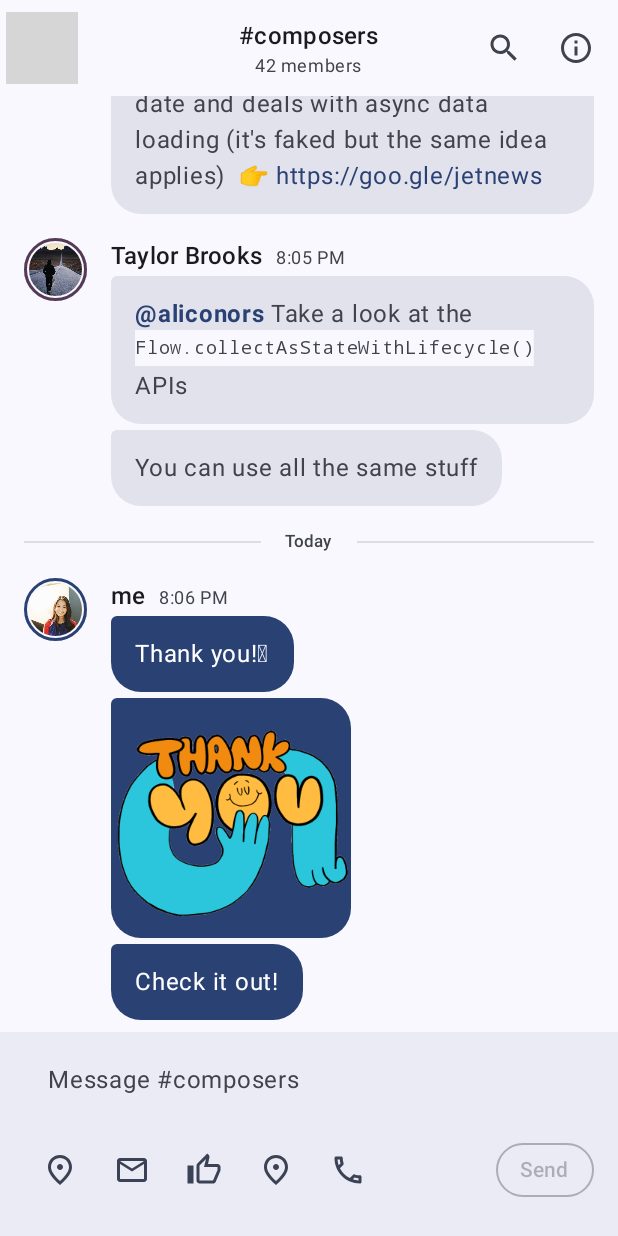
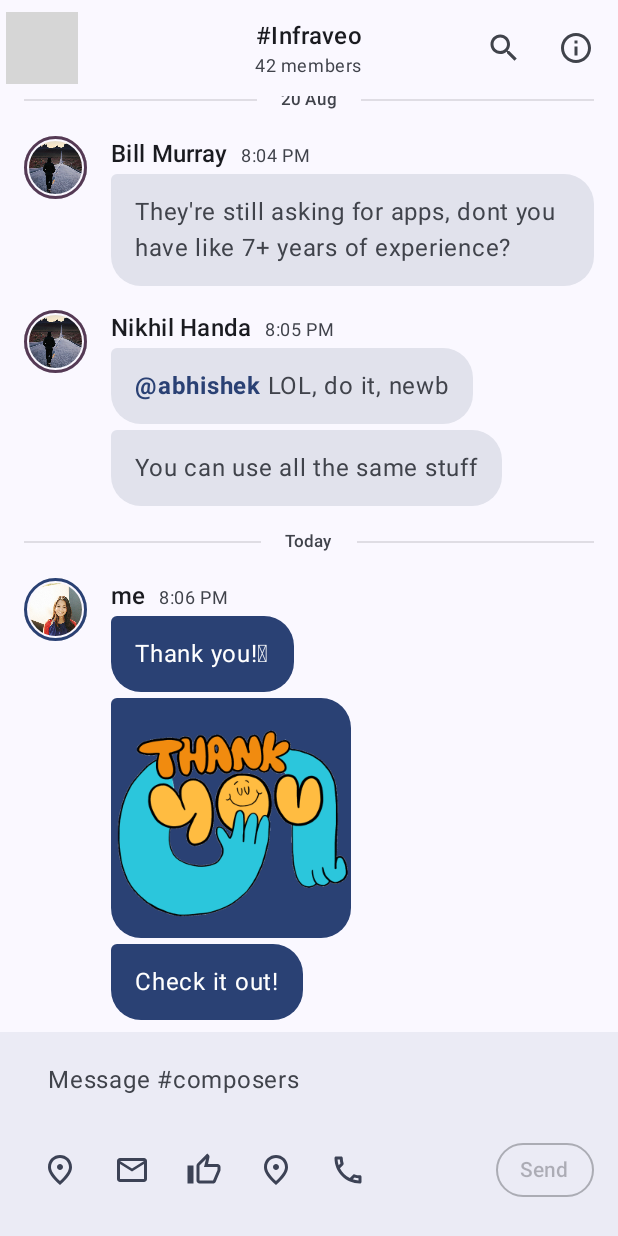
Before and after one commit to abhi472/Infraveo, an Android app built with Jetpack Compose: the fragment ChatFragment shown on its own in the app's theme, on a phone screen of 412 x 824 dp. Run offline under Robolectric (Android 15) with nearby library versions, the phone set to English and light mode, and no system bars; our stand-ins replace navigation-ui; 4 statements that could not run were skipped; grey boxes are pictures that could not be loaded.

Commit message:
initial commit

```diff
--- a/Infraveo/app/src/main/java/com/abhishek/infraveo/chat/UserInput.kt
+++ b/Infraveo/app/src/main/java/com/abhishek/infraveo/chat/UserInput.kt
@@ -212,9 +212,6 @@ private fun SelectorExpanded(
     Surface(tonalElevation = 8.dp) {
         when (currentSelector) {
             InputSelector.EMOJI -> EmojiSelector(onTextAdded, focusRequester)
-            InputSelector.PICTURE -> FunctionalityNotAvailablePanel()
-            InputSelector.MAP -> FunctionalityNotAvailablePanel()
-            InputSelector.PHONE -> FunctionalityNotAvailablePanel()
             else -> {
                 throw NotImplementedError()
             }
--- a/Infraveo/app/src/main/java/com/abhishek/infraveo/components/AppDrawer.kt
+++ b/Infraveo/app/src/main/java/com/abhishek/infraveo/components/AppDrawer.kt
@@ -51,7 +51,6 @@ fun AppDrawerContent(
         DividerItem()
         DrawerItemHeader("Chats")
         ChatItem("composers", true) { onChatClicked("composers") }
-        ChatItem("droidcon-nyc", false) { onChatClicked("droidcon-nyc") }
         DividerItem(modifier = Modifier.padding(horizontal = 28.dp))
         DrawerItemHeader("Recent Profiles")
 
@@ -66,7 +65,7 @@ private fun DrawerHeader() {
             modifier = Modifier.size(24.dp)
         )
         Image(
-            painter = painterResource(id = R.drawable.jetchat_logo),
+            painter = painterResource(id = R.drawable.chat_logo),
             contentDescription = null,
             modifier = Modifier.padding(start = 8.dp)
         )
@@ -111,7 +110,7 @@ private fun ChatItem(text: String, selected: Boolean, onChatClicked: () -> Unit)
             MaterialTheme.colorScheme.onSurfaceVariant
         }
         Icon(
-            painter = painterResource(id = R.drawable.ic_jetchat),
+            painter = painterResource(id = R.drawable.ic_chat),
             tint = iconTint,
             modifier = Modifier.padding(start = 16.dp, top = 16.dp, bottom = 16.dp),
             contentDescription = null
--- a/Infraveo/app/src/main/java/com/abhishek/infraveo/components/ChatIcon.kt
+++ b/Infraveo/app/src/main/java/com/abhishek/infraveo/components/ChatIcon.kt
@@ -27,12 +27,12 @@ fun JetchatIcon(
     }
     Box(modifier = modifier.then(semantics)) {
         Icon(
-            painter = painterResource(id = R.drawable.ic_jetchat_back),
+            painter = painterResource(id = R.drawable.ic_chat_back),
             contentDescription = null,
             tint = MaterialTheme.colorScheme.primaryContainer
         )
         Icon(
-            painter = painterResource(id = R.drawable.ic_jetchat_front),
+            painter = painterResource(id = R.drawable.ic_chat_front),
             contentDescription = null,
             tint = MaterialTheme.colorScheme.primary
         )
--- a/Infraveo/app/src/main/java/com/abhishek/infraveo/data/BoilerPlate.kt
+++ b/Infraveo/app/src/main/java/com/abhishek/infraveo/data/BoilerPlate.kt
@@ -23,35 +23,30 @@ private val initialMessages = listOf(
         R.drawable.sticker
     ),
     Message(
-        "Taylor Brooks",
+        "Nikhil Handa",
         "You can use all the same stuff",
         "8:05 PM"
     ),
     Message(
-        "Taylor Brooks",
-        "@aliconors Take a look at the `Flow.collectAsStateWithLifecycle()` APIs",
+        "Nikhil Handa",
+        "@abhishek LOL, do it, newb",
         "8:05 PM"
     ),
     Message(
-        "John Glenn",
-        "Compose newbie as well $EMOJI_FLAMINGO, have you looked at the JetNews sample? " +
-                "Most blog posts end up out of date pretty fast but this sample is always up to " +
-                "date and deals with async data loading (it's faked but the same idea " +
-                "applies) $EMOJI_POINTS https://goo.gle/jetnews",
+        "Bill Murray",
+        "They're still asking for apps, dont you have like 7+ years of experience?",
         "8:04 PM"
     ),
     Message(
         "me",
-        "Compose newbie: I’ve scourged the internet for tutorials about async data " +
-                "loading but haven’t found any good ones $EMOJI_MELTING $EMOJI_CLOUDS. " +
-                "What’s the recommended way to load async data and emit composable widgets?",
+        "Got this task to create an app as an interview, lol,",
         "8:03 PM"
     )
 )
 
 val exampleUiState = ConversationUiState(
     initialMessages = initialMessages,
-    channelName = "#composers",
+    channelName = "#Infraveo",
     channelMembers = 42
 )
 
--- a/Infraveo/app/src/main/res/menu/activity_main_drawer.xml
+++ b/Infraveo/app/src/main/res/menu/activity_main_drawer.xml
@@ -22,7 +22,7 @@
     <group android:checkableBehavior="single">
         <item
             android:id="@+id/nav_home"
-            android:icon="@drawable/ic_jetchat"
+            android:icon="@drawable/ic_chat"
             android:title="@string/conversations" />
         <item
             android:id="@+id/nav_profile"
```
Also changed, not shown: Infraveo/app/src/main/res/drawable/chat_logo.xml (renamed from Infraveo/app/src/main/res/drawable/jetchat_logo.xml), Infraveo/app/src/main/res/drawable/ic_chat.xml (renamed from Infraveo/app/src/main/res/drawable/ic_jetchat.xml), Infraveo/app/src/main/res/drawable/ic_chat_back.xml (renamed from Infraveo/app/src/main/res/drawable/ic_jetchat_back.xml), Infraveo/app/src/main/res/drawable/ic_chat_front.xml (renamed from Infraveo/app/src/main/res/drawable/ic_jetchat_front.xml).
